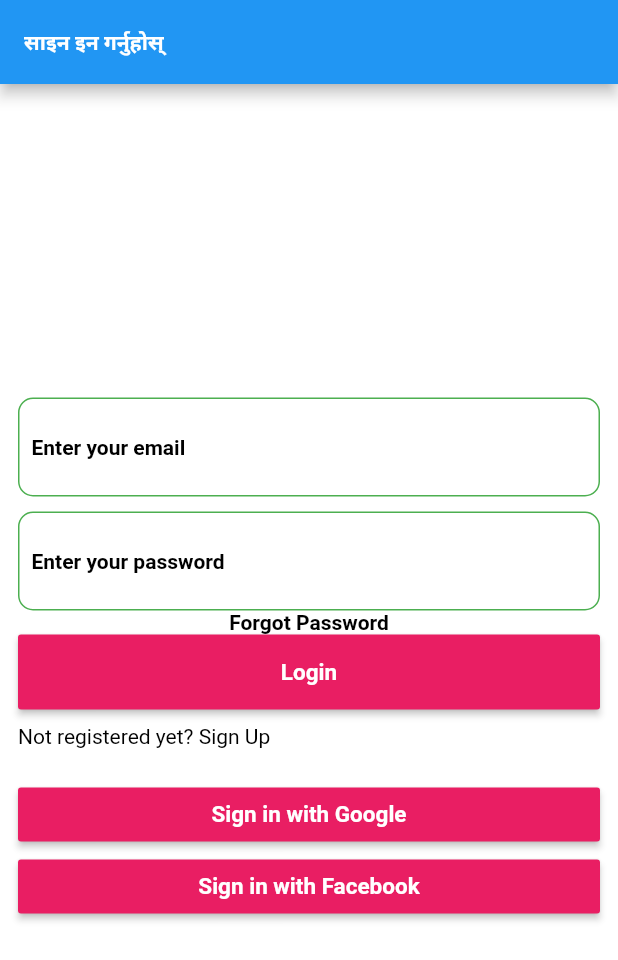
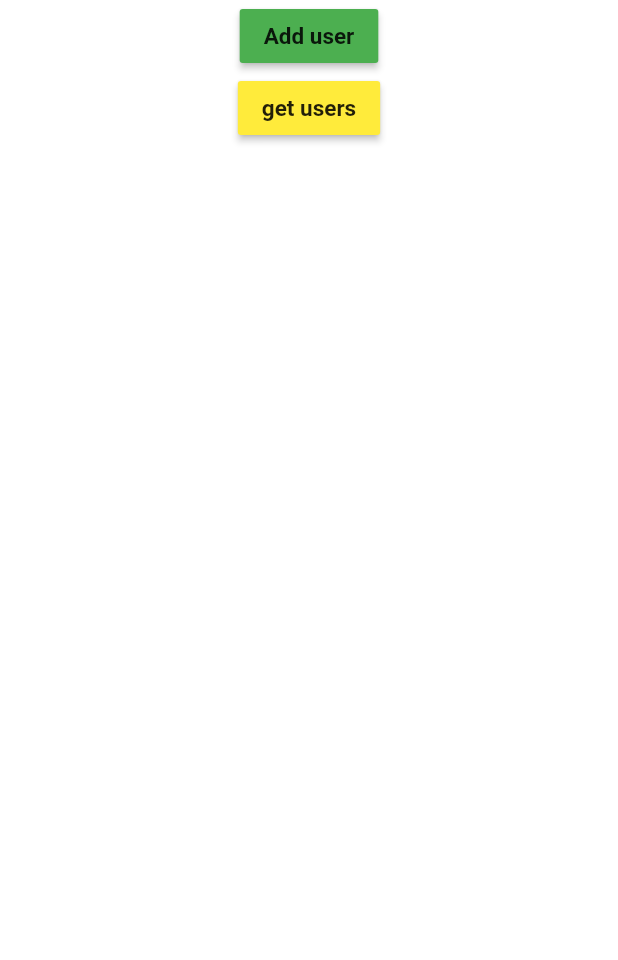
Before and after one commit to hmmisthisgood/brodway-6-am-feb-april, a Flutter app: the screen it shows after launch, on a phone screen of 412 x 824 dp. Shown: the top 960 px of the screen. Run offline on Flutter 3.47's test engine with Material 2 defaults, Android fonts, the phone set to English and light mode, and no system bars; our stand-ins replace animated_bottom_navigation_bar, easy_localization, firebase_auth, firebase_core, flutter_bloc, flutter_svg and 8 more; missing offline and left inert: flutter_facebook_auth; accounts and stored records are empty.

```diff
--- /dev/null
+++ b/tiktok/lib/common/utils/db_service.dart
@@ -0,0 +1,91 @@
+import 'dart:async';
+
+import 'package:path_provider/path_provider.dart';
+import 'package:sqflite/sqflite.dart';
+import 'package:path/path.dart';
+
+class DbService {
+  DbService.private() {
+    ///
+  }
+
+  static final _instance = DbService.private();
+
+  static DbService get instance => _instance;
+  late Database _db;
+
+  // factory DbService() {
+  //   return _instance;
+  // }
+  static const _version = 1;
+  static const _UsersTable = "users";
+  final _createUsersTable = """
+CREATE TABLE "$_UsersTable"(
+id INTEGER PRIMARY KEY AUTOINCREMENT,
+firstName  VARCHAR(20),
+lastName   VARCHAR(20),
+createdAt   VARCHAR,
+isAdmin   INT,
+email     VARCHAR
+);
+""";
+
+  init() async {
+    /// C:\Users\
+    /// /home/manish/Documents
+    /// /data/users/0/com.exapmle.ticktok/
+
+    print("Db serveive starting");
+    final docsDirectory = await getApplicationDocumentsDirectory();
+
+    final dbPath = join(docsDirectory.path, "database.db");
+    _db = await openDatabase(
+      dbPath,
+      version: _version,
+      onConfigure: (db) async {
+        /// c =db.rawInsert(sql)
+        /// r = db.rawQuery(sql)
+        /// u= db.rawUpdate(sql)
+        /// d=db.rawDelete(sql)
+
+        /// create users table
+        /// ""
+
+        try {
+          await db.execute(_createUsersTable);
+        } on DatabaseException catch (e) {
+          print(e.toString());
+          print(e.isSyntaxError());
+        }
+      },
+      onCreate: (db, version) {},
+      onUpgrade: (db, newVer, oldVer) {},
+      onDowngrade: (db, newVer, oldVer) {},
+    );
+  }
+
+  Future<List> getUsers() async {
+    final res = await _db.rawQuery('''SELECT * FROM users''');
+    return res;
+  }
+
+  insertUser(Map<String, dynamic> user) async {
+    try {
+      final res = await _db.insert(_UsersTable, user);
+      print(res);
+    } on DatabaseException catch (e) {
+      print(e.isNotNullConstraintError());
+    }
+  }
+
+  updateUser() async {
+    final res = await _db.rawQuery('''SELECT * FROM users''');
+    print(res);
+  }
+
+  deleteUser(int id) async {
+    final res = await _db.rawQuery('''DELETE  FROM users WHERE id=$id''');
+    // final res = await _db.delete(_UsersTable, where: "id=?", whereArgs: [id]);
+    print(res);
+  }
+}
--- /dev/null
+++ b/tiktok/lib/feature/auth/ui/screen/add_users.dart
@@ -0,0 +1,103 @@
+import 'package:easy_localization/easy_localization.dart';
+import 'package:flutter/material.dart';
+import 'package:tiktok/common/utils/db_service.dart';
+import 'package:jiffy/jiffy.dart';
+
+class Addusers extends StatefulWidget {
+  const Addusers({Key? key}) : super(key: key);
+
+  @override
+  State<Addusers> createState() => _AddusersState();
+}
+
+class _AddusersState extends State<Addusers> {
+  List users = [];
+
+  @override
+  Widget build(BuildContext context) {
+    final txt = Theme.of(context).textTheme;
+    return Scaffold(
+      body: SafeArea(
+        child: Column(
+          children: [
+            MaterialButton(
+              color: Colors.green,
+              child: Text("Add user"),
+              onPressed: () async {
+// firstName  VARCHAR(20),
+// lastName   VARCHAR(20),
+// createdAt   VARCHAR,
+// isAdmin   INT,
+// email     VARCHAR
+
+                Map<String, dynamic> user = {
+                  "firstName": "test ",
+                  "lastName": "user",
+                  "createdAt": DateTime.now().toUtc().toString(),
+                  "isAdmin": "FAlSE",
+                  "email": "test@test.com"
+                };
+                await DbService.instance.insertUser(user);
+              },
+            ),
+            MaterialButton(
+              child: Text("get users"),
+              color: Colors.yellow,
+              onPressed: () async {
+                users = await DbService.instance.getUsers();
+                setState(() {});
+              },
+            ),
+            Expanded(
+              child: ListView.builder(
+                  itemCount: users.length,
+                  itemBuilder: (context, index) {
+                    final user = users[index];
+// 2022 january 12
+                    final _date =
+                        Jiffy(user['createdAt']).format("yyyy MMM dd");
+
+                    return Container(
+                      child: Padding(
+                        padding: const EdgeInsets.all(8.0),
+                        child: Column(
+                          crossAxisAlignment: CrossAxisAlignment.start,
+                          children: [
+                            Row(
+                              mainAxisAlignment: MainAxisAlignment.spaceBetween,
+                              children: [
+                                Text(
+                                  user['firstName'] + " " + user['lastName'],
+                                  style: txt.headline4,
+                                ),
+                                IconButton(
+                                    onPressed: () async {
+                                      await DbService.instance
+                                          .deleteUser(user["id"]);
+                                      users =
+                                          await DbService.instance.getUsers();
+                                      setState(() {});
+                                    },
+                                    icon: Icon(
+                                      Icons.delete,
+                                      color: Colors.red,
+                                    ))
+                              ],
+                            ),
+                            Text(user['email']),
+                            SizedBox(height: 8),
+                            Text(user['isAdmin'] == 0 ? "Admin" : "Customer"),
+                            SizedBox(height: 8),
+                            Text(_date),
+                          ],
+                        ),
+                      ),
+                    );
+                  }),
+            )
+          ],
+        ),
+      ),
+    );
+  }
+}
--- a/tiktok/lib/main.dart
+++ b/tiktok/lib/main.dart
@@ -11,20 +11,23 @@ import 'package:tiktok/feature/feed/cubit/feed_cubit.dart';
 import 'package:tiktok/feature/onboarding/ui/screen/splash_screen.dart';
 import 'package:tiktok/feature/settings/cubit/theme_cubit.dart';
 
+import 'common/utils/db_service.dart';
+import 'feature/auth/ui/screen/add_users.dart';
 import 'feature/settings/cubit/theme_state.dart';
 import 'package:easy_localization/easy_localization.dart';
 
 void main() async {
   WidgetsFlutterBinding.ensureInitialized();
   await Firebase.initializeApp();
-
+  await DbService.instance.init();
   runApp(LocaleWrapper(child: MyApp()));
 }
 
 class MyApp extends StatelessWidget {
   MyApp({Key? key}) : super(key: key);
 
-  // final ThemeCubit themeCubit = ThemeCubit();
+  final ThemeCubit themeCubit = ThemeCubit();
+  final ThemeCubit themeCubit2 = ThemeCubit();
 
   @override
   Widget build(BuildContext context) {
@@ -39,6 +42,8 @@ class MyApp extends StatelessWidget {
             final _themeMode =
                 state is LightThemeState ? ThemeMode.light : ThemeMode.dark;
 
+            _themeMode.hashCode;
+
             return MaterialApp(
               title: Constants.appTitle,
               darkTheme: CustomTheme.darkTheme,
@@ -49,7 +54,7 @@ class MyApp extends StatelessWidget {
               localizationsDelegates: context.localizationDelegates,
               supportedLocales: context.supportedLocales,
 
-              home: const SplashScreen(),
+              home: const Addusers(),
             );
           },
         ));
--- a/tiktok/pubspec.yaml
+++ b/tiktok/pubspec.yaml
@@ -47,10 +47,13 @@ dependencies:
   # utils
   form_field_validator: 1.1.0
   easy_localization: ^3.0.0
+  path_provider: 2.0.9
+  jiffy: 5.0.0
 
   # persistence and db
 
   shared_preferences:
+  sqflite: 2.0.2
 
   #  state manmagement
   flutter_bloc: 8.0.1
```
Also changed, not shown: tiktok/pubspec.lock.
